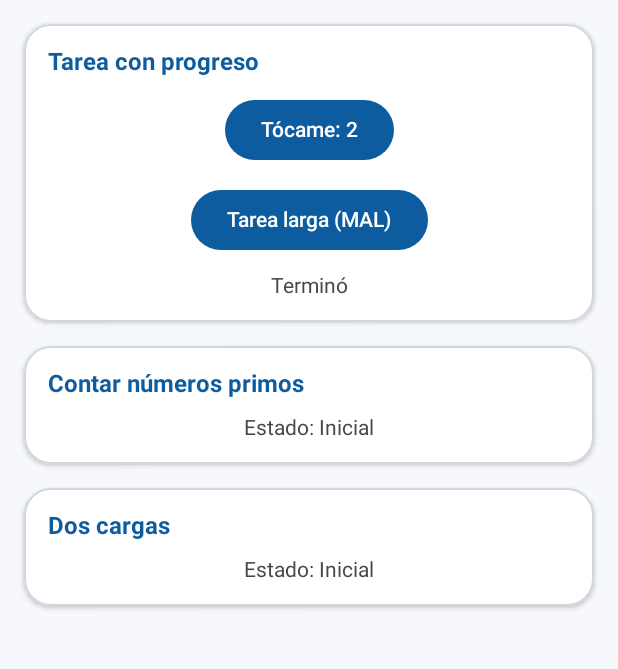
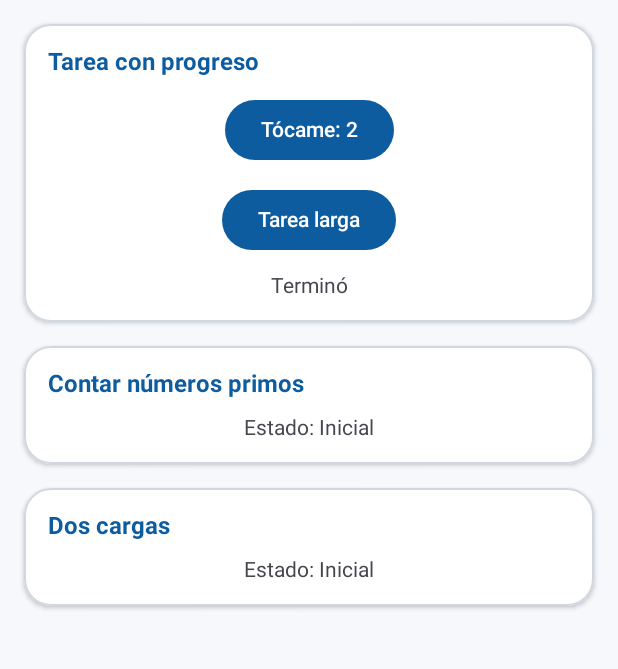
Before and after one commit to israelhuamanh/hilos-android, an Android app built with Jetpack Compose: the screen it shows after launch (MainActivity), after a tap on an icon or button, on a phone screen of 412 x 824 dp, the part 96-765 px from its top. Run offline under Robolectric (Android 15) with nearby library versions, the phone set to English and light mode, and no system bars; 2 other taps on this screen came first.

Commit message:
fix(hilos): mueve la tarea larga a una corrutina con withContext

```diff
--- a/app/src/main/java/com/tecsup/centrotareas/ui/PantallaTareas.kt
+++ b/app/src/main/java/com/tecsup/centrotareas/ui/PantallaTareas.kt
@@ -77,8 +77,8 @@ fun PantallaTareas(vm: TareasViewModel) {
                     Text(text = "Tócame: $toques")
                 }
 
-                Button(onClick = { vm.tareaLargaMala() }) {
-                    Text(text = "Tarea larga (MAL)")
+                Button(onClick = { vm.tareaLarga() }) {
+                    Text(text = "Tarea larga")
                 }
 
                 Text(
--- a/app/src/main/java/com/tecsup/centrotareas/viewmodel/TareasViewModel.kt
+++ b/app/src/main/java/com/tecsup/centrotareas/viewmodel/TareasViewModel.kt
@@ -1,12 +1,18 @@
 package com.tecsup.centrotareas.viewmodel
 
+import android.util.Log
 import androidx.lifecycle.ViewModel
+import androidx.lifecycle.viewModelScope
 import com.tecsup.centrotareas.data.TareasRepository
 import com.tecsup.centrotareas.model.CargaUi
 import com.tecsup.centrotareas.model.PrimosUi
+import kotlinx.coroutines.Dispatchers
+import kotlinx.coroutines.delay
 import kotlinx.coroutines.flow.MutableStateFlow
 import kotlinx.coroutines.flow.StateFlow
 import kotlinx.coroutines.flow.asStateFlow
+import kotlinx.coroutines.launch
+import kotlinx.coroutines.withContext
 
 class TareasViewModel(private val repo: TareasRepository) : ViewModel() {
 
@@ -14,13 +20,19 @@ class TareasViewModel(private val repo: TareasRepository) : ViewModel() {
     private val _mensaje = MutableStateFlow("Listo")
     val mensaje: StateFlow<String> = _mensaje.asStateFlow()
 
-    fun tareaLargaMala() {
-        _mensaje.value = "Trabajando..."
-        Thread.sleep(4000)
-        _mensaje.value = "Terminó"
+    fun tareaLarga() {
+        viewModelScope.launch {
+            _mensaje.value = "Trabajando..."
+            Log.d("HILO", "Antes: ${Thread.currentThread().name}")
+            withContext(Dispatchers.Default) {
+                Log.d("HILO", "Dentro: ${Thread.currentThread().name}")
+                delay(4000)
+            }
+            Log.d("HILO", "Despues: ${Thread.currentThread().name}")
+            _mensaje.value = "Terminó"
+        }
     }
 
-    // TODO Paso 2: fun tareaLarga()
     // TODO Paso 3: progreso
     // TODO Paso 4: trabajo (Job), corriendo y cancelar()
 
```
